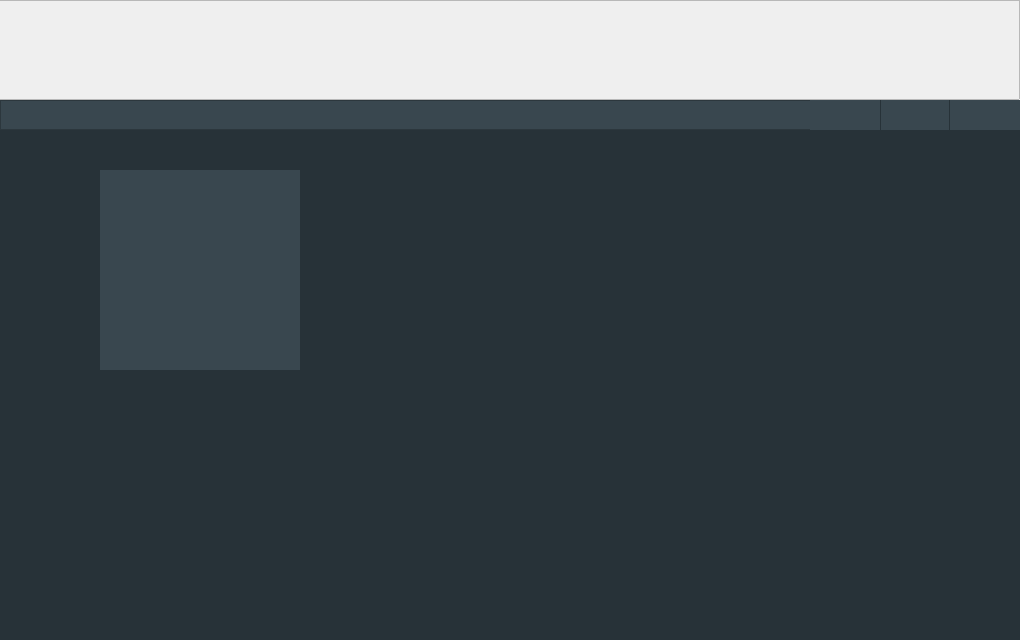
This is source/ui/myfonts.ui in letelete/Fontly as Qt 5 draws it before an edit. The edited form follows.
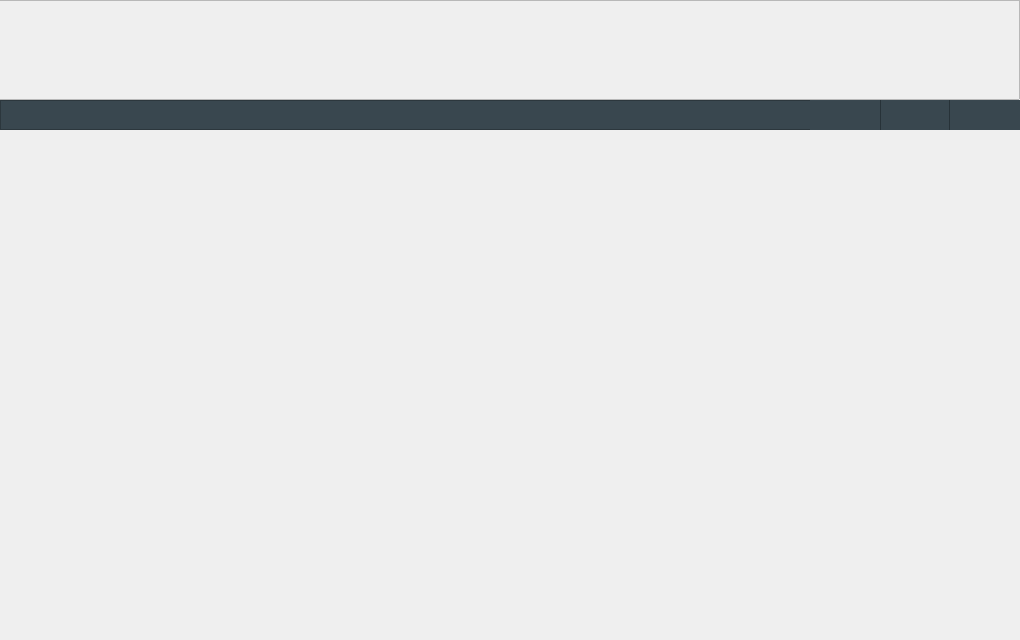
This is the edited form. Icons and pictures are not drawn.

Commit message: Added files for folders tab and open folder tab in MYFONTS tab. Creating new folder is almost fixed.

Diff of the .ui file:
```diff
--- a/source/ui/myfonts.ui
+++ b/source/ui/myfonts.ui
@@ -38,7 +38,11 @@
 QPushButton#addNewFolderIcon { image: url(:/assets/icons/addNewFolder.png);}
 QPushButton#addNewFolderIcon:hover { image: url(:/assets/icons/addNewFolderHOVER.png);}
 
-QListView::item{padding-left: 50px}</string>
+
+
+
+
+</string>
   </property>
   <widget class="QFrame" name="toolsArea">
    <property name="geometry">
@@ -144,7 +148,7 @@
     </property>
    </widget>
   </widget>
-  <widget class="QListWidget" name="listWidget">
+  <widget class="QStackedWidget" name="myFontsTabs">
    <property name="geometry">
     <rect>
      <x>0</x>
@@ -153,42 +157,9 @@
      <height>510</height>
     </rect>
    </property>
-   <property name="styleSheet">
-    <string notr="true">background-color: rgb(39, 50, 56); border: none; color: #f5f5f5;</string>
-   </property>
+   <widget class="QWidget" name="WelcomePage"/>
+   <widget class="QWidget" name="widget"/>
   </widget>
-  <widget class="QWidget" name="addNewFolder" native="true">
-   <property name="geometry">
-    <rect>
-     <x>100</x>
-     <y>170</y>
-     <width>200</width>
-     <height>200</height>
-    </rect>
-   </property>
-   <property name="styleSheet">
-    <string notr="true">background-color: rgb(57, 71, 79);
-color: #f5f5f5;
-border: none;</string>
-   </property>
-   <widget class="QPushButton" name="addNewFolderIcon">
-    <property name="geometry">
-     <rect>
-      <x>65</x>
-      <y>65</y>
-      <width>70</width>
-      <height>70</height>
-     </rect>
-    </property>
-    <property name="text">
-     <string/>
-    </property>
-   </widget>
-  </widget>
-  <zorder>listWidget</zorder>
-  <zorder>toolsArea</zorder>
-  <zorder>widgetsPanel</zorder>
-  <zorder>addNewFolder</zorder>
  </widget>
  <resources/>
  <connections/>
```
Left out of the diff: 8 changed lines with no effect on the pictures. The commit also changes 10 other files.
